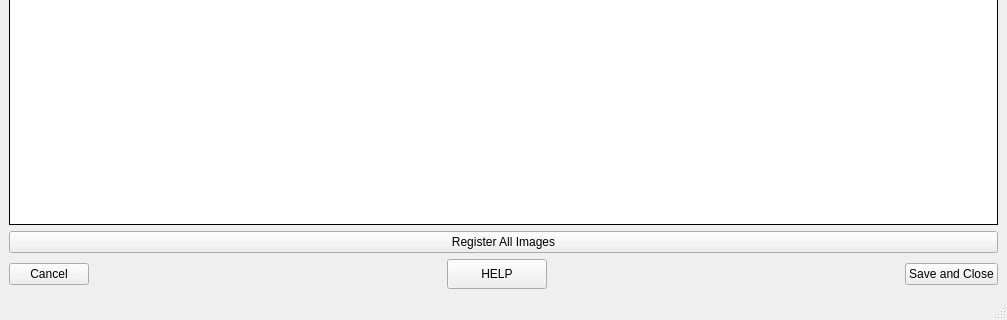
Above: ui/ui_registration_profile.ui from neutronimaging/python_notebooks before the change; both pictures show x 0 to 1007 and y 829 to 1149 of the 1007 by 1149 pixel window. Below: the same form after it.
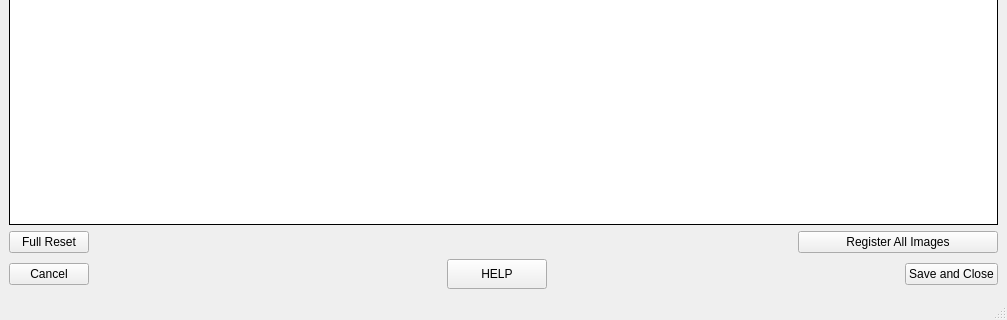
That is the form after the change.

Commit message: full reset works

```diff
--- a/ui/ui_registration_profile.ui
+++ b/ui/ui_registration_profile.ui
@@ -290,11 +290,41 @@
           </widget>
          </item>
          <item>
-          <widget class="QPushButton" name="registered_all_images_button">
-           <property name="text">
-            <string>Register All Images</string>
-           </property>
-          </widget>
+          <layout class="QHBoxLayout" name="horizontalLayout_5">
+           <item>
+            <widget class="QPushButton" name="full_reset_button">
+             <property name="text">
+              <string>Full Reset</string>
+             </property>
+            </widget>
+           </item>
+           <item>
+            <spacer name="horizontalSpacer_3">
+             <property name="orientation">
+              <enum>Qt::Horizontal</enum>
+             </property>
+             <property name="sizeHint" stdset="0">
+              <size>
+               <width>40</width>
+               <height>20</height>
+              </size>
+             </property>
+            </spacer>
+           </item>
+           <item>
+            <widget class="QPushButton" name="registered_all_images_button">
+             <property name="minimumSize">
+              <size>
+               <width>200</width>
+               <height>0</height>
+              </size>
+             </property>
+             <property name="text">
+              <string>Register All Images</string>
+             </property>
+            </widget>
+           </item>
+          </layout>
          </item>
          <item>
           <layout class="QHBoxLayout" name="horizontalLayout">
```
Left out of the diff: 34 changed lines with no effect on the pictures. The commit also changes 3 other files.
